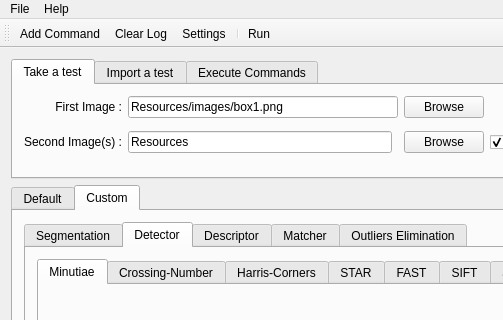
This is source_code/mainwindow.ui in Aissa94/PFE_Project as Qt 5 draws it before an edit; both pictures show x 0 to 503 and y 0 to 320 of the 1221 by 750 pixel window. The edited form follows.
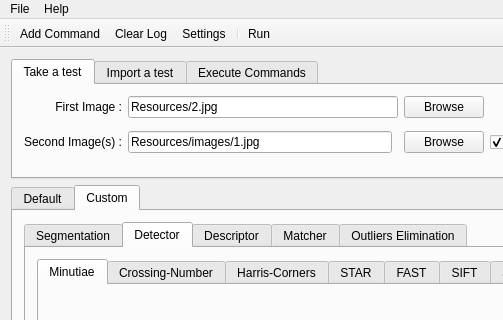
This is the edited form. The open tabs and pages were chosen to show the change. Icons and pictures are not drawn. Custom widgets are drawn as their Qt base class.

The edit to the form file:
```diff
--- a/source_code/mainwindow.ui
+++ b/source_code/mainwindow.ui
@@ -2936,7 +2936,7 @@
           <item row="2" column="1">
            <widget class="QLineEdit" name="secondImgText">
             <property name="text">
-             <string>Resources</string>
+             <string>Resources/images/1.jpg</string>
             </property>
             <property name="buddy" stdset="0">
              <cstring>label_4</cstring>
@@ -2992,7 +2992,7 @@
           <item row="0" column="1" colspan="2">
            <widget class="QLineEdit" name="firstImgText">
             <property name="text">
-             <string>Resources/images/box1.png</string>
+             <string>Resources/2.jpg</string>
             </property>
            </widget>
           </item>
```
Left out of the diff: 2 changed lines with no effect on the pictures.
